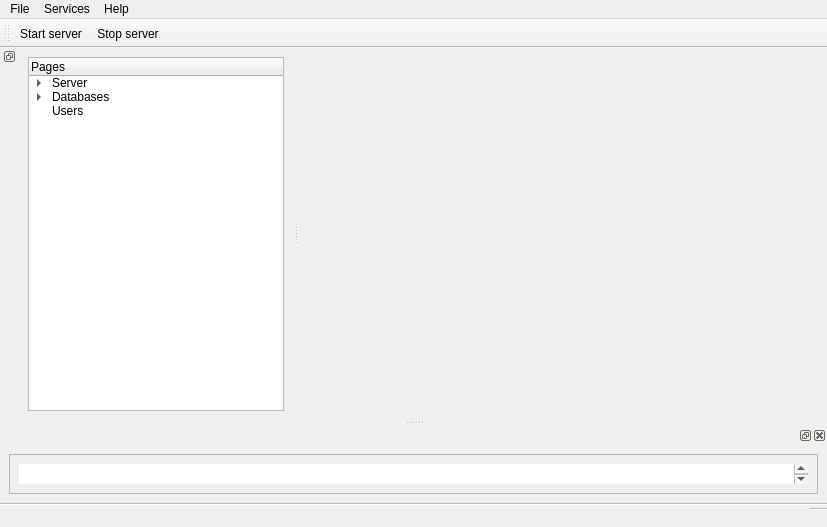
siisgoo/siisty, file Server/GUI/src/Ui/GUI.ui: the form before one commit.
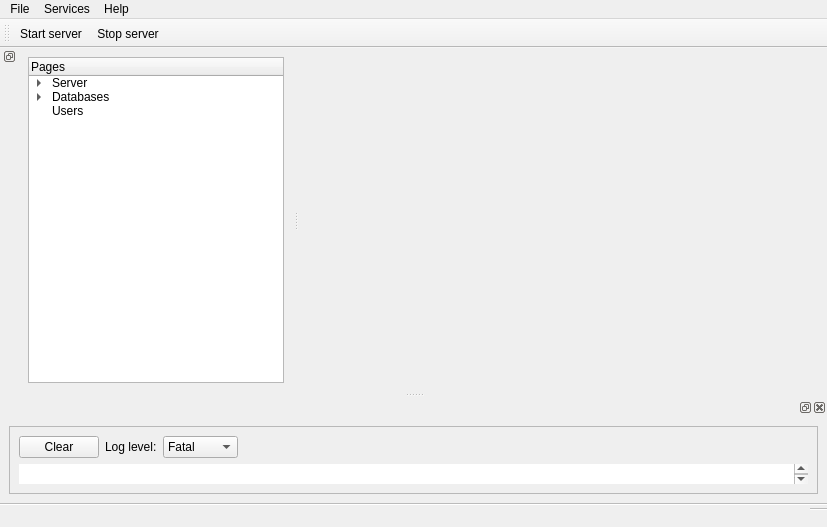
The form after the commit.

```diff
--- a/Server/GUI/src/Ui/GUI.ui
+++ b/Server/GUI/src/Ui/GUI.ui
@@ -241,8 +241,77 @@
        <property name="frameShadow">
         <enum>QFrame::Raised</enum>
        </property>
-       <layout class="QHBoxLayout" name="horizontalLayout_2">
-        <item>
+       <layout class="QGridLayout" name="gridLayout_3">
+        <item row="0" column="0">
+         <widget class="QPushButton" name="clearLogButton">
+          <property name="sizePolicy">
+           <sizepolicy hsizetype="Fixed" vsizetype="Fixed">
+            <horstretch>0</horstretch>
+            <verstretch>0</verstretch>
+           </sizepolicy>
+          </property>
+          <property name="layoutDirection">
+           <enum>Qt::LeftToRight</enum>
+          </property>
+          <property name="text">
+           <string>Clear</string>
+          </property>
+         </widget>
+        </item>
+        <item row="0" column="2">
+         <widget class="QComboBox" name="comboBox">
+          <property name="sizePolicy">
+           <sizepolicy hsizetype="Fixed" vsizetype="Fixed">
+            <horstretch>0</horstretch>
+            <verstretch>0</verstretch>
+           </sizepolicy>
+          </property>
+          <item>
+           <property name="text">
+            <string>Fatal</string>
+           </property>
+          </item>
+          <item>
+           <property name="text">
+            <string>Error</string>
+           </property>
+          </item>
+          <item>
+           <property name="text">
+            <string>Warning</string>
+           </property>
+          </item>
+          <item>
+           <property name="text">
+            <string>Info</string>
+           </property>
+          </item>
+          <item>
+           <property name="text">
+            <string>Debug</string>
+           </property>
+          </item>
+          <item>
+           <property name="text">
+            <string>Trace</string>
+           </property>
+          </item>
+         </widget>
+        </item>
+        <item row="0" column="1">
+         <widget class="QLabel" name="label">
+          <property name="sizePolicy">
+           <sizepolicy hsizetype="Fixed" vsizetype="Fixed">
+            <horstretch>0</horstretch>
+            <verstretch>0</verstretch>
+           </sizepolicy>
+          </property>
+          <property name="text">
+           <string>Log level:</string>
+          </property>
+         </widget>
+        </item>
+        <item row="1" column="0" colspan="4">
          <widget class="QTextEdit" name="loggingOutput">
           <property name="sizePolicy">
            <sizepolicy hsizetype="Expanding" vsizetype="Ignored">
```
